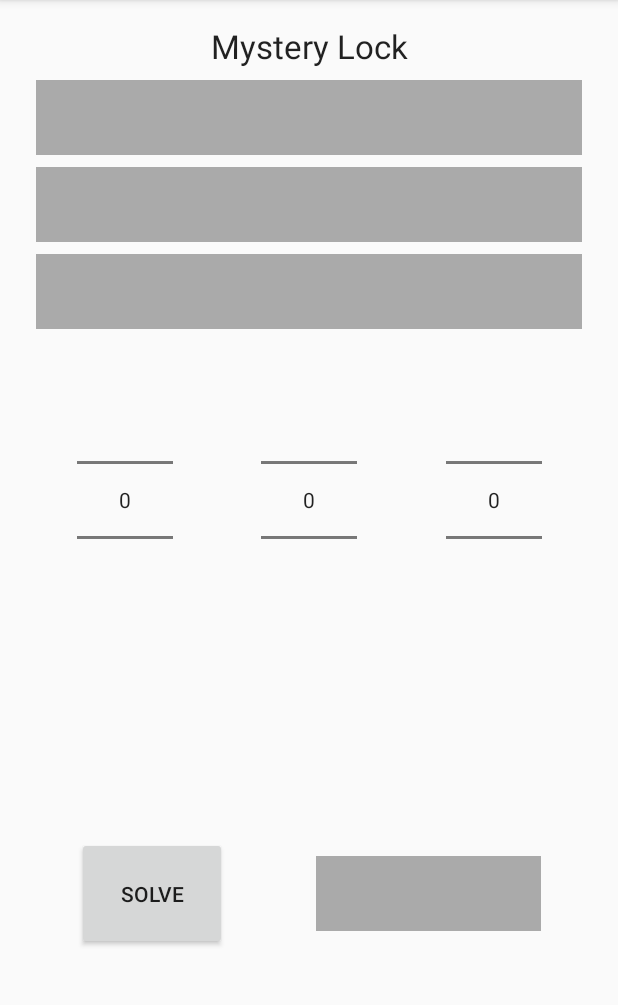
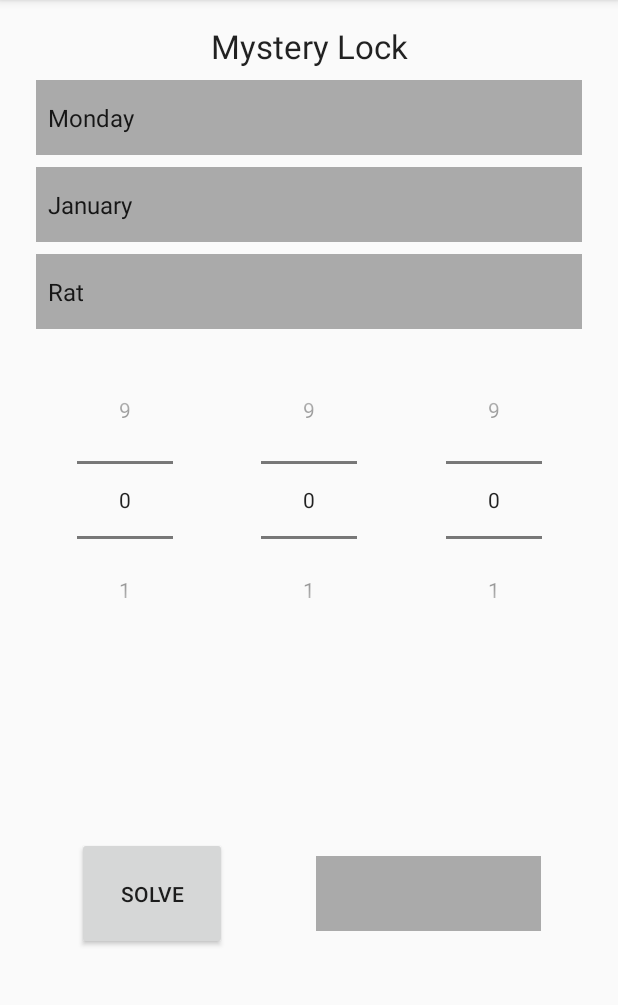
Before and after one commit to onero/MobileAssignmentGuiControls, an Android app: the GreenActivity screen opened directly, with no data from a screen before it, on a phone screen of 412 x 824 dp, the part 84-1089 px from its top. Run offline under Robolectric (Android 15) with nearby library versions, the phone set to English and light mode, and no system bars.

Commit message:
Finished Functionality

```diff
--- a/app/src/main/java/dk/adamino/mobileassignmentguicontrols/GreenActivity.java
+++ b/app/src/main/java/dk/adamino/mobileassignmentguicontrols/GreenActivity.java
@@ -3,16 +3,24 @@ package dk.adamino.mobileassignmentguicontrols;
 import android.os.Bundle;
 import android.support.annotation.Nullable;
 import android.support.v7.app.AppCompatActivity;
+import android.view.View;
+import android.widget.ArrayAdapter;
 import android.widget.Button;
 import android.widget.NumberPicker;
 import android.widget.Spinner;
 import android.widget.TextView;
+
+import dk.adamino.mobileassignmentguicontrols.bll.GreenBLL;
+import dk.adamino.mobileassignmentguicontrols.model.GreenModel;
 
 /**
  * Created by Mathias on 19/02/2018.
  */
 
 public class GreenActivity extends AppCompatActivity {
+
+    private GreenModel model;
+    private GreenBLL bll;
 
     private Spinner spinner1, spinner2, spinner3;
     private NumberPicker numberPicker1, numberPicker2, numberPicker3;
@@ -24,27 +32,74 @@ public class GreenActivity extends AppCompatActivity {
         super.onCreate(savedInstanceState);
         setContentView(R.layout.activity_green);
 
+        instantiateExternalClasses();
+
         setupSpinners();
         setupNumberPickers();
         setupResult();
     }
 
+    private void instantiateExternalClasses() {
+        model = new GreenModel();
+        bll = new GreenBLL();
+    }
+
     private void setupResult() {
         btnSolve = findViewById(R.id.btnSolve);
+        btnSolve.setOnClickListener(new View.OnClickListener() {
+            @Override
+            public void onClick(View view) {
+
+                String resultValue1 = spinner1.getSelectedItem().toString();
+                String resultValue2 = spinner2.getSelectedItem().toString();
+                String resultValue3 = spinner3.getSelectedItem().toString();
+                int resultValue4 = numberPicker1.getValue();
+                int resultValue5 = numberPicker2.getValue();
+                int resultValue6 = numberPicker3.getValue();
+
+                boolean result = bll.getAnswer(resultValue1, resultValue2, resultValue3, resultValue4, resultValue5, resultValue6);
+                if (result) {
+                    txtResult.setText("Correct!");
+                    txtResult.setBackgroundResource(R.color.adaminoGreen);
+                } else {
+                    txtResult.setText("False!");
+                    txtResult.setBackgroundResource(R.color.adaminoRed);
+                }
+            }
+        });
         txtResult = findViewById(R.id.txtResult);
     }
 
     private void setupNumberPickers() {
         numberPicker1 = findViewById(R.id.numberPicker1);
+        numberPicker1.setMinValue(0);
+        numberPicker1.setMaxValue(9);
         numberPicker2 = findViewById(R.id.numberPicker2);
+        numberPicker2.setMinValue(0);
+        numberPicker2.setMaxValue(9);
         numberPicker3 = findViewById(R.id.numberPicker3);
+        numberPicker3.setMinValue(0);
+        numberPicker3.setMaxValue(9);
     }
 
     private void setupSpinners() {
         spinner1 = findViewById(R.id.spinner1);
+        ArrayAdapter<String> adapter1 = new ArrayAdapter<String>(this,
+                android.R.layout.simple_spinner_item, model.getWeekDayList());
+        adapter1.setDropDownViewResource(android.R.layout.simple_spinner_dropdown_item);
+        spinner1.setAdapter(adapter1);
+
         spinner2 = findViewById(R.id.spinner2);
+        ArrayAdapter<String> adapter2 = new ArrayAdapter<String>(this,
+                android.R.layout.simple_spinner_item, model.getMonthList());
+        adapter1.setDropDownViewResource(android.R.layout.simple_spinner_dropdown_item);
+        spinner2.setAdapter(adapter2);
+
         spinner3 = findViewById(R.id.spinner3);
-
+        ArrayAdapter<String> adapter3 = new ArrayAdapter<String>(this,
+                android.R.layout.simple_spinner_item, model.getYearList());
+        adapter3.setDropDownViewResource(android.R.layout.simple_spinner_dropdown_item);
+        spinner3.setAdapter(adapter3);
     }
 
 
--- /dev/null
+++ b/app/src/main/java/dk/adamino/mobileassignmentguicontrols/bll/IGreenBLL.java
@@ -0,0 +1,10 @@
+package dk.adamino.mobileassignmentguicontrols.bll;
+
+/**
+ * Created by Mathias on 20/02/2018.
+ */
+
+public interface IGreenBLL {
+    public boolean getAnswer(String resultValue1, String resultValue2, String resultValue3,
+                             int resultValue4, int resultValue5, int resultValue6);
+}
--- a/app/src/main/java/dk/adamino/mobileassignmentguicontrols/model/GreenModel.java
+++ b/app/src/main/java/dk/adamino/mobileassignmentguicontrols/model/GreenModel.java
@@ -13,7 +13,19 @@ public class GreenModel {
             "Saturday", "Sunday"};
     private final String[] monthList = {"January", "February", "March", "April", "May", "June",
             "July", "August", "September", "October", "November", "December"};
-    //private final String[] YearList;
-    //private final Integer[] numberList;
+    private final String[] yearList = {"Rat", "Ox", "Tiger", "Rabbit", "Dragon", "Snake", "Horse",
+            "Goat", "Monkey", "Rooster", "Dog", "Pig"};
+
+    public String[] getWeekDayList() {
+        return weekDayList;
+    }
+
+    public String[] getMonthList() {
+        return monthList;
+    }
+
+    public String[] getYearList() {
+        return yearList;
+    }
 
 }
--- a/app/src/main/res/layout/activity_green.xml
+++ b/app/src/main/res/layout/activity_green.xml
@@ -99,9 +99,11 @@
         android:layout_marginStart="8dp"
         android:layout_marginTop="8dp"
         android:background="@android:color/darker_gray"
-        android:text=""
+        android:gravity="center"
         android:textAlignment="center"
+        android:textAllCaps="false"
         android:textAppearance="@android:style/TextAppearance.Material.Medium"
+        android:textStyle="bold"
         app:layout_constraintBottom_toBottomOf="parent"
         app:layout_constraintEnd_toEndOf="parent"
         app:layout_constraintStart_toEndOf="@+id/btnSolve"
```
Also changed, not shown: app/src/main/java/dk/adamino/mobileassignmentguicontrols/bll/GreenBLL.java (added, +22 -0 lines).
